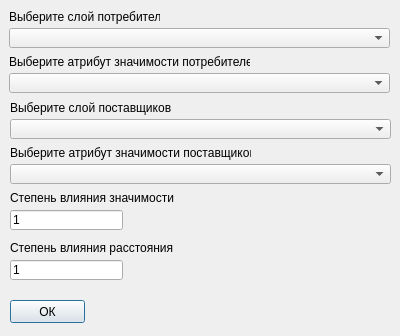
This is gravity_dialog_base.ui in Gumbinnen/qgis-lightmodels as Qt 5 draws it before an edit. The edited form follows.
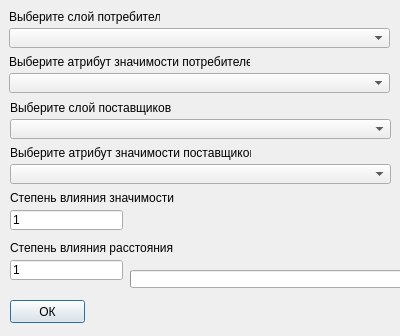
This is the edited form.

What changed in the file:
```diff
--- a/gravity_dialog_base.ui
+++ b/gravity_dialog_base.ui
@@ -13,6 +13,16 @@
   <property name="windowTitle">
    <string>Гравитационная модель</string>
   </property>
+  <widget class="QProgressBar" name="progress_bar">
+   <property name="geometry">
+    <rect>
+     <x>130</x>
+     <y>270</y>
+     <width>300</width>
+     <height>18</height>
+    </rect>
+   </property>
+  </widget>
   <widget class="QLabel" name="label_significance_attr">
    <property name="geometry">
     <rect>
```
